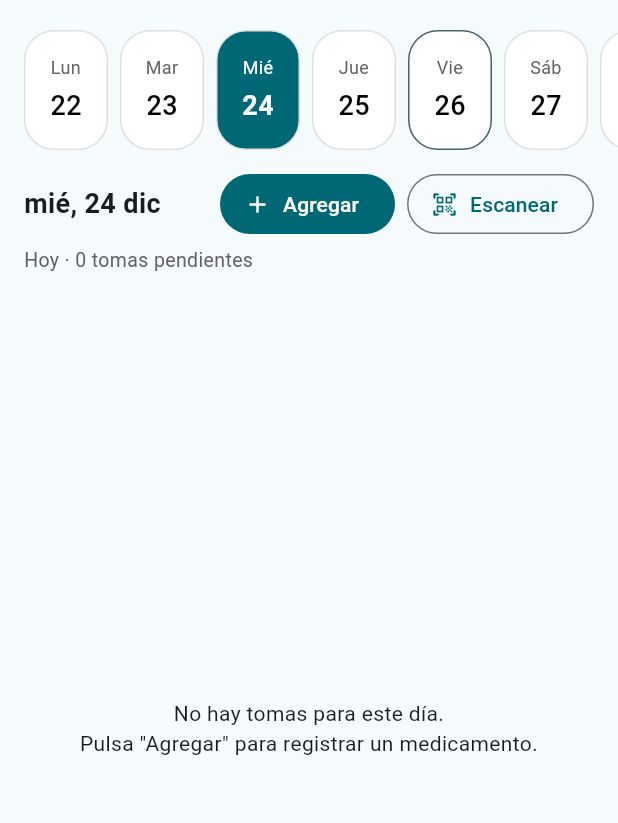
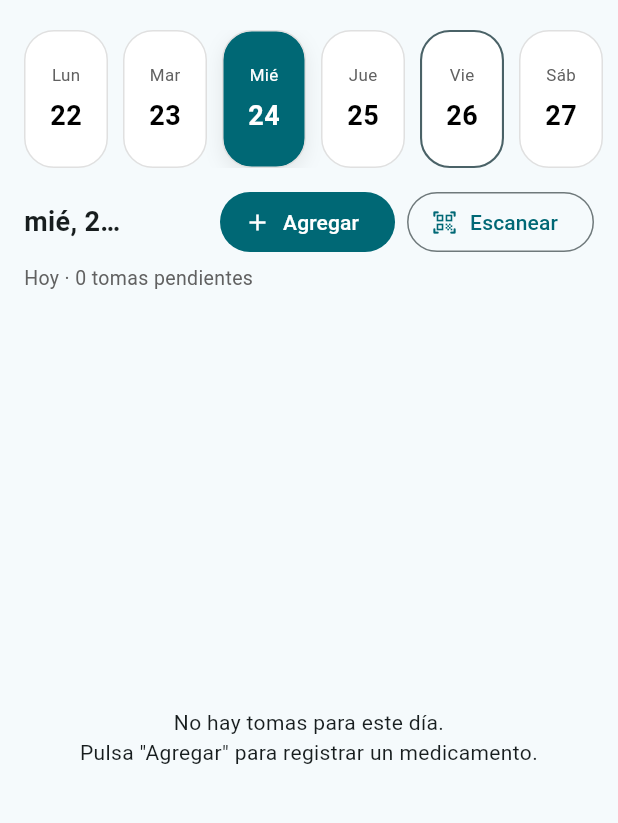
Before and after one commit to Karlabecerra-dr/MediScan, a Flutter app: the screen it shows once a user with an empty profile is signed in, after a tap on "Lun", after a tap on "Mar", after a tap on "Mié", on a phone screen of 412 x 824 dp, the part 66-889 px from its top. Run offline on Flutter 3.47's test engine with Material 3 defaults, Android fonts, the phone set to English and light mode, and no system bars; our stand-ins replace cloud_firestore, firebase_auth, firebase_core, flutter_local_notifications, google_sign_in, timezone; missing offline and left inert: mobile_scanner; accounts and stored records are empty.

Commit message:
registro con google

```diff
--- a/lib/screens/home_screen.dart
+++ b/lib/screens/home_screen.dart
@@ -251,11 +251,15 @@ class _HomeScreenState extends State<HomeScreen> {
               padding: const EdgeInsets.symmetric(horizontal: 16),
               child: Row(
                 children: [
-                  Text(
-                    dateLabel,
-                    style: const TextStyle(
-                      fontSize: 18,
-                      fontWeight: FontWeight.w600,
+                  Expanded(
+                    child: Text(
+                      dateLabel,
+                      maxLines: 1,
+                      overflow: TextOverflow.ellipsis,
+                      style: const TextStyle(
+                        fontSize: 18,
+                        fontWeight: FontWeight.w600,
+                      ),
                     ),
                   ),
                   const Spacer(),
--- a/lib/screens/login_screen.dart
+++ b/lib/screens/login_screen.dart
@@ -37,6 +37,40 @@ class _LoginScreenState extends State<LoginScreen> {
     _passwordCtrl.dispose();
     _confirmPasswordCtrl.dispose();
     super.dispose();
+  }
+
+  //Para entrar con google
+  Future<void> _signInWithGoogle() async {
+    setState(() {
+      _isLoading = true;
+      _errorMessage = null;
+    });
+
+    try {
+      // OJO: esto lo implementamos en AuthService en el siguiente paso (punto 3)
+      await AuthService().signInWithGoogle();
+
+      if (!mounted) return;
+      Navigator.of(context).pushReplacementNamed(HomeScreen.routeName);
+    } catch (e) {
+      if (!mounted) return;
+
+      String message = 'No se pudo iniciar con Google. Intenta nuevamente.';
+
+      if (e is FirebaseAuthException) {
+        switch (e.code) {
+          case 'ERROR_ABORTED_BY_USER':
+            message = 'Inicio con Google cancelado.';
+            break;
+          default:
+            message = e.message ?? message;
+        }
+      } else {
+        message = e.toString();
+      }
+
+      setState(() => _errorMessage = message);
+    }
   }
 
   // Envía el formulario:
@@ -312,6 +346,31 @@ class _LoginScreenState extends State<LoginScreen> {
                   ),
 
                   const SizedBox(height: 16),
+                  // Separador
+                  Row(
+                    children: const [
+                      Expanded(child: Divider()),
+                      Padding(
+                        padding: EdgeInsets.symmetric(horizontal: 12),
+                        child: Text('o'),
+                      ),
+                      Expanded(child: Divider()),
+                    ],
+                  ),
+                  const SizedBox(height: 12),
+
+                  // Botón Google (solo en login)
+                  if (_isLoginMode)
+                    SizedBox(
+                      width: double.infinity,
+                      child: OutlinedButton.icon(
+                        onPressed: _isLoading ? null : _signInWithGoogle,
+                        icon: const Icon(Icons.g_mobiledata, size: 28),
+                        label: const Text('Continuar con Google'),
+                      ),
+                    ),
+
+                  if (_isLoginMode) const SizedBox(height: 16),
 
                   // Toggle entre login y registro
                   TextButton(
--- a/lib/services/auth_service.dart
+++ b/lib/services/auth_service.dart
@@ -1,6 +1,7 @@
 import 'package:cloud_firestore/cloud_firestore.dart';
 import 'package:firebase_auth/firebase_auth.dart';
 import 'package:flutter/foundation.dart';
+import 'package:google_sign_in/google_sign_in.dart';
 
 import '../models/medication.dart';
 import 'notification_service.dart';
@@ -36,12 +37,66 @@ class AuthService {
 
       return credential;
     } on FirebaseAuthException catch (e) {
-      // Errores típicos de FirebaseAuth (wrong-password, user-not-found, etc.)
       debugPrint('Auth error (signIn): ${e.code} - ${e.message}');
       throw e;
     } catch (e) {
-      // Cualquier otro error inesperado
       debugPrint('Unknown auth error (signIn): $e');
+      rethrow;
+    }
+  }
+
+  // ============================
+  //      LOGIN CON GOOGLE
+  // ============================
+  Future<UserCredential> signInWithGoogle() async {
+    try {
+      final googleSignIn = GoogleSignIn();
+
+      // (Opcional pero recomendado) para que siempre pregunte cuenta
+      // Si lo encuentras molesto, borra estas 2 líneas.
+      await googleSignIn.signOut();
+
+      final GoogleSignInAccount? googleUser = await googleSignIn.signIn();
+      if (googleUser == null) {
+        // Usuario cerró/canceló el login
+        throw FirebaseAuthException(
+          code: 'ERROR_ABORTED_BY_USER',
+          message: 'Inicio de sesión con Google cancelado.',
+        );
+      }
+
+      final googleAuth = await googleUser.authentication;
+
+      final oauthCredential = GoogleAuthProvider.credential(
+        accessToken: googleAuth.accessToken,
+        idToken: googleAuth.idToken,
+      );
+
+      final userCredential = await _auth.signInWithCredential(oauthCredential);
+
+      // refrescar user
+      await userCredential.user?.reload();
+
+      final user = _auth.currentUser;
+      if (user != null) {
+        // Asegura documento en Firestore (sin pisar lo que exista)
+        await FirebaseFirestore.instance.collection('users').doc(user.uid).set({
+          'name': user.displayName ?? '',
+          'email': user.email ?? '',
+          'provider': 'google',
+          'lastLoginAt': FieldValue.serverTimestamp(),
+        }, SetOptions(merge: true));
+      }
+
+      // IMPORTANTÍSIMO: mantener tu lógica actual
+      await _resyncNotificationsForUser(_auth.currentUser);
+
+      return userCredential;
+    } on FirebaseAuthException catch (e) {
+      debugPrint('Auth error (Google): ${e.code} - ${e.message}');
+      throw e;
+    } catch (e) {
+      debugPrint('Unknown auth error (Google): $e');
       rethrow;
     }
   }
@@ -98,6 +153,11 @@ class AuthService {
       // Antes de cerrar sesión, limpio notificaciones locales
       await NotificationService().cancelAllMedications();
 
+      // Cierra sesión Google si estaba en uso
+      try {
+        await GoogleSignIn().signOut();
+      } catch (_) {}
+
       // Luego cierro sesión en FirebaseAuth
       await _auth.signOut();
     } catch (e) {
--- a/lib/widgets/day_strip.dart
+++ b/lib/widgets/day_strip.dart
@@ -1,12 +1,7 @@
 import 'package:flutter/material.dart';
 
-// Widget que muestra una franja horizontal con los días de la semana.
-// Permite seleccionar un día y notificar el cambio al padre.
 class DayStrip extends StatelessWidget {
-  // Día actualmente seleccionado
   final DateTime selectedDay;
-
-  // Callback que se ejecuta al seleccionar un día
   final ValueChanged<DateTime> onDaySelected;
 
   const DayStrip({
@@ -17,97 +12,102 @@ class DayStrip extends StatelessWidget {
 
   @override
   Widget build(BuildContext context) {
-    // Fecha actual
+    final theme = Theme.of(context);
     final today = DateTime.now();
 
-    // Calcula el lunes de la semana actual
+    // Lunes de la semana actual
     final start = today.subtract(
       Duration(days: today.weekday - DateTime.monday),
     );
 
-    // Genera la lista de los 7 días de la semana (lunes a domingo)
     final days = List.generate(7, (i) => start.add(Duration(days: i)));
-
-    // Etiquetas visibles para cada día
     const labels = ['Lun', 'Mar', 'Mié', 'Jue', 'Vie', 'Sáb', 'Dom'];
 
     return SizedBox(
-      height: 80,
+      height: 92, // un poquito más para evitar apretujones
       child: ListView.separated(
-        // Scroll horizontal
         scrollDirection: Axis.horizontal,
         padding: const EdgeInsets.symmetric(horizontal: 16),
-
-        // Construcción de cada día
-        itemBuilder: (_, index) {
+        itemCount: days.length,
+        separatorBuilder: (_, __) => const SizedBox(width: 10),
+        itemBuilder: (context, index) {
           final day = days[index];
-
-          // Indica si este día es el seleccionado
           final isSelected = DateUtils.isSameDay(day, selectedDay);
-
-          // Indica si este día corresponde a hoy
           final isToday = DateUtils.isSameDay(day, today);
 
-          return GestureDetector(
-            // Al tocar, se notifica el día seleccionado
+          final bgColor = isSelected ? theme.colorScheme.primary : Colors.white;
+          final fgColor = isSelected ? Colors.white : Colors.black;
+          final labelColor = isSelected ? Colors.white : Colors.grey.shade700;
+
+          return Material(
+            color: Colors.transparent,
+            child: InkWell(
+              borderRadius: BorderRadius.circular(20),
               onTap: () => onDaySelected(day),
               child: AnimatedContainer(
-              // Animación suave al cambiar selección
-              duration: const Duration(milliseconds: 200),
-              width: 56,
-              constraints: const BoxConstraints(maxWidth: 56),
+                duration: const Duration(milliseconds: 180),
+                width: 56, // fijo
+                padding: const EdgeInsets.symmetric(vertical: 8),
                 decoration: BoxDecoration(
-                // Color distinto si está seleccionado
-                color: isSelected
-                    ? Theme.of(context).colorScheme.primary
-                    : Colors.white,
+                  color: bgColor,
                   borderRadius: BorderRadius.circular(20),
                   border: Border.all(
-                  // Borde especial para el día actual
+                    width: isToday ? 1.4 : 1.0,
                     color: isToday
-                      ? Theme.of(context).colorScheme.secondary
+                        ? theme.colorScheme.secondary
                         : Colors.grey.shade300,
                   ),
+                  boxShadow: isSelected
+                      ? [
+                          BoxShadow(
+                            blurRadius: 10,
+                            spreadRadius: 0,
+                            offset: const Offset(0, 4),
+                            color: Colors.black.withOpacity(0.08),
                           ),
-              padding: const EdgeInsets.symmetric(vertical: 8),
+                        ]
+                      : null,
+                ),
                 child: Column(
                   mainAxisAlignment: MainAxisAlignment.center,
                   children: [
-                  // Etiqueta del día (Lun, Mar, etc.)
-                  Text(
+                    // Label (Lun, Mar, Mié...)
+                    SizedBox(
+                      height: 16,
+                      child: FittedBox(
+                        fit: BoxFit.scaleDown,
+                        child: Text(
                           labels[index],
-                    overflow: TextOverflow.ellipsis,
-                    maxLines: 1,
                           textAlign: TextAlign.center,
-                    style: TextStyle(
-                      fontSize: 12,
-                      color: isSelected ? Colors.white : Colors.grey.shade700,
+                          style: TextStyle(fontSize: 12, color: labelColor),
                         ),
                       ),
-                  const SizedBox(height: 4),
+                    ),
+                    const SizedBox(height: 6),
 
-                  // Número del día del mes
-                  Text(
+                    // Día del mes
+                    SizedBox(
+                      height: 26,
+                      child: FittedBox(
+                        fit: BoxFit.scaleDown,
+                        child: Text(
                           '${day.day}',
                           style: TextStyle(
                             fontSize: 18,
                             fontWeight: isSelected
                                 ? FontWeight.bold
-                          : FontWeight.w500,
-                      color: isSelected ? Colors.white : Colors.black,
+                                : FontWeight.w600,
+                            color: fgColor,
+                          ),
+                        ),
                       ),
                     ),
                   ],
                 ),
               ),
+            ),
           );
         },
-
-        // Separación entre elementos
-        separatorBuilder: (_, __) => const SizedBox(width: 8),
-
-        // Total de días mostrados
-        itemCount: days.length,
       ),
     );
   }
--- a/pubspec.yaml
+++ b/pubspec.yaml
@@ -20,6 +20,7 @@ dependencies:
   permission_handler: any
   cupertino_icons: any
 
+  google_sign_in: ^6.2.1
   firebase_auth: ^5.0.0
 
 dev_dependencies:
```
Also changed, not shown: pubspec.lock, 7 other files. Lines whose indentation alone changed are shown as unchanged.
